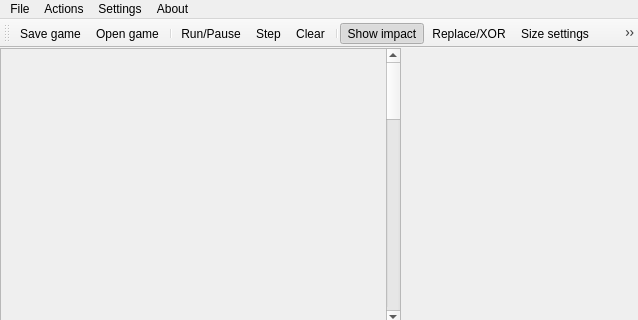
alek-sun/Graphics, file Life3/Life3/mainwindow.ui: the form before one commit; both pictures show x 0 to 638 and y 0 to 320 of the 638 by 459 pixel window.
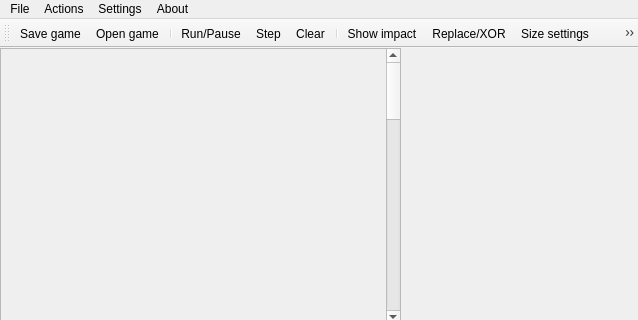
The form after the commit. Icons and pictures are not drawn. Custom widgets are drawn as their Qt base class.

The edit to the form file:
```diff
--- a/Life3/Life3/mainwindow.ui
+++ b/Life3/Life3/mainwindow.ui
@@ -125,6 +125,7 @@
    <addaction name="actionGame_settings"/>
    <addaction name="actionGame_parametrs"/>
    <addaction name="separator"/>
+   <addaction name="actionAbout_game"/>
    <addaction name="actionAuhtor"/>
   </widget>
   <widget class="QStatusBar" name="statusBar"/>
@@ -211,7 +212,7 @@
     <bool>true</bool>
    </property>
    <property name="checked">
-    <bool>true</bool>
+    <bool>false</bool>
    </property>
    <property name="icon">
     <iconset resource="resourses.qrc">
@@ -314,6 +315,15 @@
     <string>Information about author</string>
    </property>
   </action>
+  <action name="actionAbout_game">
+   <property name="icon">
+    <iconset resource="resourses.qrc">
+     <normaloff>:/new/resourse/images/about_game.png</normaloff>:/new/resourse/images/about_game.png</iconset>
+   </property>
+   <property name="text">
+    <string>About game</string>
+   </property>
+  </action>
  </widget>
  <layoutdefault spacing="6" margin="11"/>
  <customwidgets>
```
Left out of the diff: 7 changed lines with no effect on the pictures.
